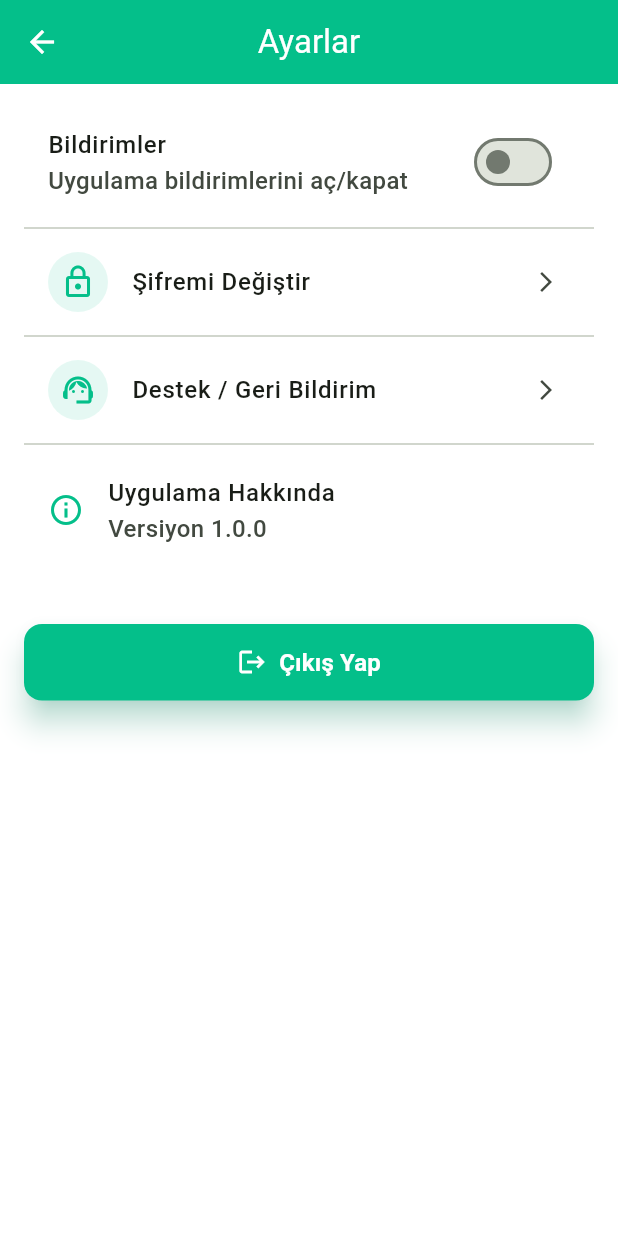
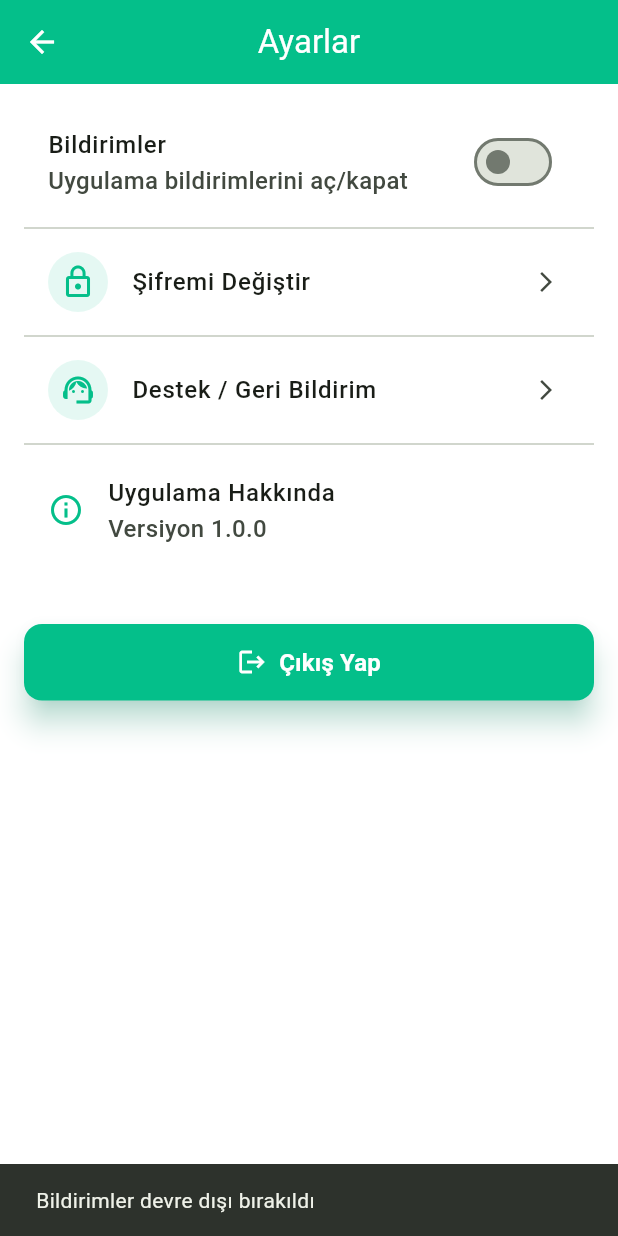
Before and after one commit to Mert30/YZTA-Bootcamp-Group-110, a Flutter app: the PatientSettingsPage screen opened directly, after a tap on "Bildirimler", on a phone screen of 412 x 824 dp. Run offline on Flutter 3.47's test engine with Material 3 defaults, Android fonts, the light colour scheme and no system bars; our stand-ins replace bloc, cloud_firestore, convex_bottom_bar, firebase_auth, firebase_core, firebase_storage and 9 more; missing offline and left inert: mobile_scanner, tflite_flutter; accounts and stored records are empty; project files that could hold a hidden picture were left out.

Commit message:
Bildirim için eksik kısımlar tamamlandı

```diff
--- a/smart_med_asistant/lib/data/service/notification_service.dart
+++ b/smart_med_asistant/lib/data/service/notification_service.dart
@@ -4,6 +4,7 @@ import 'package:flutter_local_notifications/flutter_local_notifications.dart';
 import 'package:timezone/data/latest.dart' as tz;
 import 'package:timezone/timezone.dart' as tz;
 import 'package:permission_handler/permission_handler.dart';
+import 'package:shared_preferences/shared_preferences.dart';
 
 class NotificationService {
   static final FlutterLocalNotificationsPlugin _notificationsPlugin =
@@ -94,6 +95,12 @@ class NotificationService {
     String? payload,
   }) async {
     try {
+      // Bildirimler kapalıysa işlem yapma
+      if (!(await areNotificationsEnabled())) {
+        print('Bildirimler kapalı, zamanlama yapılmadı');
+        return;
+      }
+
       final now = tz.TZDateTime.now(tz.local);
 
       // Bugün için zamanlanmış saat
@@ -178,6 +185,20 @@ class NotificationService {
     }
   }
 
+  static Future<bool> areNotificationsEnabled() async {
+    final prefs = await SharedPreferences.getInstance();
+    return prefs.getBool('notifications_enabled') ?? true;
+  }
+
+  static Future<void> setNotificationsEnabled(bool enabled) async {
+    final prefs = await SharedPreferences.getInstance();
+    await prefs.setBool('notifications_enabled', enabled);
+
+    if (!enabled) {
+      await cancelAll();
+    }
+  }
+
   // Zamanlanan bildirimleri listele (debug için)
   static Future<void> listScheduledNotifications() async {
     final pendingNotifications = await _notificationsPlugin.pendingNotificationRequests();
--- a/smart_med_asistant/lib/ui/views/patient_settings_page.dart
+++ b/smart_med_asistant/lib/ui/views/patient_settings_page.dart
@@ -1,8 +1,12 @@
 import 'package:flutter/material.dart';
 import 'package:firebase_auth/firebase_auth.dart';
+import 'package:shared_preferences/shared_preferences.dart';
+import 'package:flutter_bloc/flutter_bloc.dart';
+import 'package:smart_med_assistant/data/service/notification_service.dart';
 import 'package:smart_med_assistant/ui/views/first_screen.dart';
 import 'package:smart_med_assistant/ui/views/patient_reset_password_page.dart';
 import 'package:smart_med_assistant/ui/views/support_page.dart';
+import 'package:smart_med_assistant/ui/cubit/patient_prescriptions_cubit.dart';
 
 class PatientSettingsPage extends StatefulWidget {
   const PatientSettingsPage({super.key});
@@ -15,12 +19,92 @@ class _PatientSettingsPageState extends State<PatientSettingsPage> {
   final FirebaseAuth _auth = FirebaseAuth.instance;
 
   bool _notificationsEnabled = true;
+  bool _isLoading = false;
 
-  void _toggleNotifications(bool value) {
+  @override
+  void initState() {
+    super.initState();
+    _loadNotificationSettings();
+  }
+
+  Future<void> _loadNotificationSettings() async {
     setState(() {
-      _notificationsEnabled = value;
+      _isLoading = true;
     });
-    // Burada bildirim ayarları Firestore veya local preferences kaydedilebilir
+
+    try {
+      final prefs = await SharedPreferences.getInstance();
+      final enabled = await NotificationService.areNotificationsEnabled();
+
+      setState(() {
+        _notificationsEnabled = enabled;
+      });
+    } catch (e) {
+      print('Bildirim ayarları yüklenirken hata: $e');
+    } finally {
+      setState(() {
+        _isLoading = false;
+      });
+    }
+  }
+
+  Future<void> _toggleNotifications(bool value) async {
+    if (_isLoading) return;
+
+    setState(() {
+      _isLoading = true;
+    });
+
+    try {
+      // Önce NotificationService'e kaydet
+      await NotificationService.setNotificationsEnabled(value);
+
+      // Sonra yerel state'i güncelle
+      setState(() {
+        _notificationsEnabled = value;
+      });
+
+      if (value) {
+        // Bildirimleri yeniden etkinleştir
+        final cubit = context.read<PatientPrescriptionsCubit>();
+        await cubit.rescheduleNotifications();
+
+        ScaffoldMessenger.of(context).showSnackBar(
+          const SnackBar(
+            content: Text('Bildirimler etkinleştirildi'),
+            duration: Duration(seconds: 2),
+          ),
+        );
+      } else {
+        // Tüm bildirimleri iptal et
+        await NotificationService.cancelAll();
+
+        ScaffoldMessenger.of(context).showSnackBar(
+          const SnackBar(
+            content: Text('Bildirimler devre dışı bırakıldı'),
+            duration: Duration(seconds: 2),
+          ),
+        );
+      }
+    } catch (e) {
+      print('Bildirim ayarı değiştirilirken hata: $e');
+
+      ScaffoldMessenger.of(context).showSnackBar(
+        SnackBar(
+          content: Text('Hata: ${e.toString()}'),
+          backgroundColor: Colors.red,
+        ),
+      );
+
+      // Hata durumunda eski değere geri dön
+      setState(() {
+        _notificationsEnabled = !value;
+      });
+    } finally {
+      setState(() {
+        _isLoading = false;
+      });
+    }
   }
 
   void _signOut() async {
--- a/smart_med_asistant/pubspec.yaml
+++ b/smart_med_asistant/pubspec.yaml
@@ -56,6 +56,7 @@ dependencies:
   permission_handler: ^12.0.1
   google_fonts: ^6.2.1
   tflite_flutter: ^0.11.0
+  shared_preferences: ^2.5.3
 
 dev_dependencies:
   flutter_test:
```
Also changed, not shown: smart_med_asistant/lib/ui/cubit/patient_prescriptions_cubit.dart (+29 -7 lines), smart_med_asistant/pubspec.lock, 1 other file.
